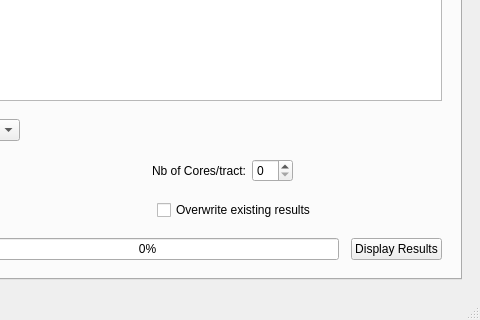
Old version of the form AutoTract.ui in the repository wendyuu/AutoTract; both pictures show x 266 to 746 and y 443 to 763 of the 746 by 763 pixel window.
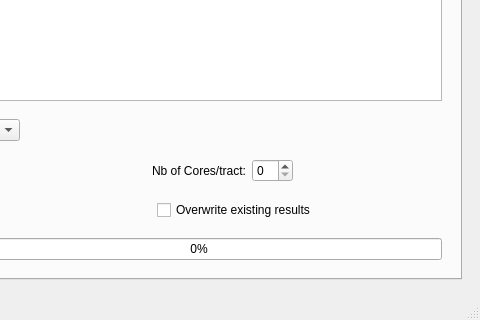
New version of the form. The open tabs and pages were chosen to show the change. Icons and pictures are not drawn.

Patch:
```diff
--- a/AutoTract.ui
+++ b/AutoTract.ui
@@ -1623,23 +1623,6 @@
              </property>
             </widget>
            </item>
-           <item>
-            <widget class="QPushButton" name="displayResults_pushButton">
-             <property name="text">
-              <string>Display Results</string>
-             </property>
-             <property name="icon">
-              <iconset>
-               <normaloff>:/icons/icons/eye.png</normaloff>:/icons/icons/eye.png</iconset>
-             </property>
-             <property name="iconSize">
-              <size>
-               <width>30</width>
-               <height>15</height>
-              </size>
-             </property>
-            </widget>
-           </item>
           </layout>
          </widget>
         </item>
```
Left out of the diff: 6 changed lines with no effect on the pictures.
